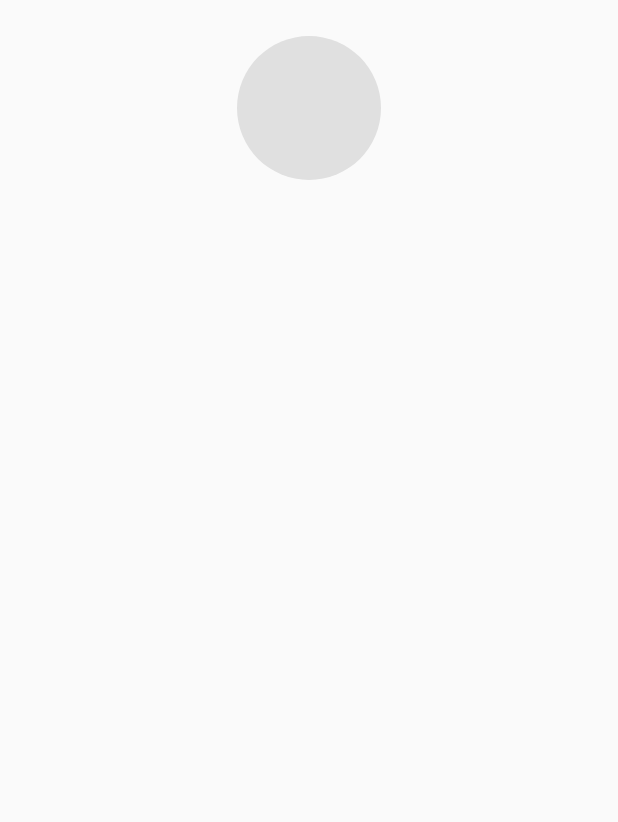
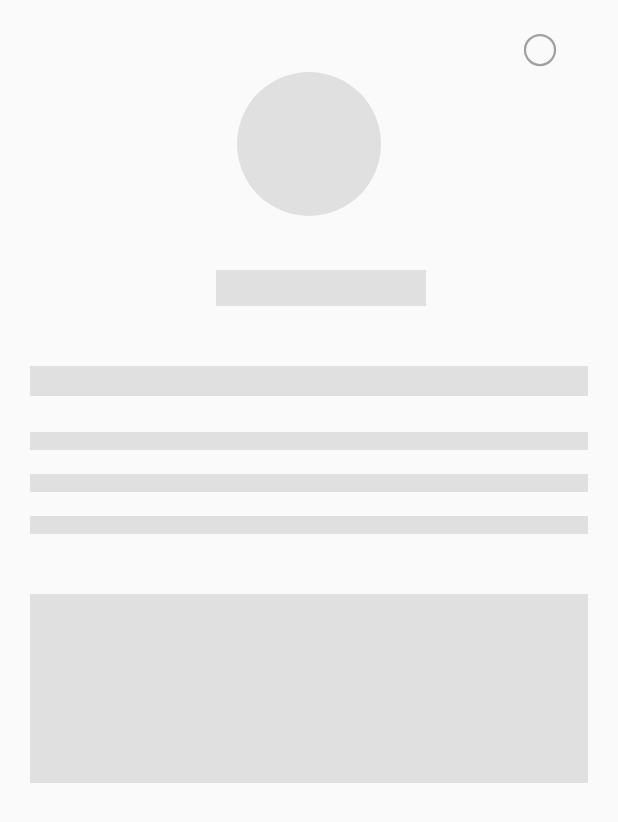
Before and after one commit to prshntpnwr/MaterialDesign, an Android app: the screen it shows after launch (DetailActivity), after a tap on an icon or button, on a phone screen of 412 x 824 dp. Shown: the top 822 px of the screen. Run offline under Robolectric (Android 15) with nearby library versions, the phone set to English and light mode, and no system bars.

Commit message:
style: add toggle drawable and transition animation in detail activity class

```diff
--- a/app/src/main/java/com/example/prashant/materialdesign/ui/DetailActivity.java
+++ b/app/src/main/java/com/example/prashant/materialdesign/ui/DetailActivity.java
@@ -1,8 +1,20 @@
 package com.example.prashant.materialdesign.ui;
 
+import android.support.design.widget.FloatingActionButton;
 import android.support.v7.app.AppCompatActivity;
 import android.os.Bundle;
+import android.transition.Fade;
+import android.transition.Slide;
+import android.transition.Transition;
+import android.transition.TransitionInflater;
+import android.transition.TransitionManager;
+import android.transition.TransitionSet;
+import android.view.Gravity;
 import android.view.View;
+import android.view.ViewGroup;
+import android.view.Window;
+import android.view.animation.AnimationUtils;
+import android.widget.RelativeLayout;
 
 import com.example.prashant.materialdesign.R;
 
@@ -12,6 +24,28 @@ public class DetailActivity extends AppCompatActivity {
     protected void onCreate(Bundle savedInstanceState) {
         super.onCreate(savedInstanceState);
         setContentView(R.layout.activity_detail);
+
+        TransitionSet transitionSet = new TransitionSet();
+        Slide slide = new Slide(Gravity.BOTTOM);
+        slide.setInterpolator(
+                AnimationUtils.loadInterpolator(this, android.R.interpolator.linear_out_slow_in));
+        slide.excludeTarget(android.R.id.statusBarBackground, true);
+        slide.excludeTarget(android.R.id.navigationBarBackground, true);
+        slide.excludeTarget(findViewById(R.id.checkbox), true);
+        slide.excludeTarget(findViewById(R.id.imageView), true);
+        slide.setDuration(400);
+        transitionSet.addTransition(slide);
+
+        Fade fade = new Fade();
+        fade.excludeTarget(android.R.id.statusBarBackground, true);
+        fade.excludeTarget(android.R.id.navigationBarBackground, true);
+        fade.setDuration(100);
+        fade.setStartDelay(300);
+        fade.addTarget(findViewById(R.id.checkbox));
+        transitionSet.addTransition(fade);
+
+        getWindow().setAllowEnterTransitionOverlap(false);
+        getWindow().setEnterTransition(transitionSet);
     }
 
     public void dismiss(View view) {
--- a/app/src/main/java/com/example/prashant/materialdesign/ui/MainActivity.java
+++ b/app/src/main/java/com/example/prashant/materialdesign/ui/MainActivity.java
@@ -3,6 +3,7 @@ package com.example.prashant.materialdesign.ui;
 import android.app.ActivityOptions;
 import android.content.Intent;
 import android.os.Bundle;
+import android.support.design.widget.AppBarLayout;
 import android.support.design.widget.FloatingActionButton;
 import android.support.v4.content.ContextCompat;
 import android.support.v7.app.AppCompatActivity;
@@ -10,6 +11,11 @@ import android.support.v7.widget.DividerItemDecoration;
 import android.support.v7.widget.LinearLayoutManager;
 import android.support.v7.widget.RecyclerView;
 import android.support.v7.widget.Toolbar;
+import android.transition.Explode;
+import android.transition.Fade;
+import android.transition.Slide;
+import android.view.Menu;
+import android.view.MenuItem;
 import android.view.View;
 import android.view.animation.Animation;
 import android.view.animation.AnimationUtils;
@@ -27,6 +33,7 @@ public class MainActivity extends AppCompatActivity
     protected void onCreate(Bundle savedInstanceState) {
         super.onCreate(savedInstanceState);
         setContentView(R.layout.activity_main);
+        AppBarLayout appBar = findViewById(R.id.app_bar);
         Toolbar toolbar = findViewById(R.id.toolbar);
         setSupportActionBar(toolbar);
 
@@ -62,4 +69,15 @@ public class MainActivity extends AppCompatActivity
                 break;
         }
     }
+
+    @Override
+    public boolean onCreateOptionsMenu(Menu menu) {
+        getMenuInflater().inflate(R.menu.menu_main, menu);
+        return super.onCreateOptionsMenu(menu);
+    }
+
+    @Override
+    public boolean onOptionsItemSelected(MenuItem item) {
+        return super.onOptionsItemSelected(item);
+    }
 }
--- /dev/null
+++ b/app/src/main/res/drawable/toggle.xml
@@ -0,0 +1,22 @@
+<?xml version="1.0" encoding="utf-8"?>
+<animated-selector xmlns:android="http://schemas.android.com/apk/res/android">
+    <item
+        android:id="@+id/checked"
+        android:drawable="@drawable/toggle_checked"
+        android:state_checked="true" />
+
+    <item
+        android:id="@+id/unchecked"
+        android:drawable="@drawable/toggle_unchecked" />
+
+    <transition
+        android:drawable="@drawable/toggle_unchecked_checked"
+        android:fromId="@id/unchecked"
+        android:toId="@id/checked" />
+
+    <transition
+        android:drawable="@drawable/toggle_checked_unchecked"
+        android:fromId="@+id/checked"
+        android:toId="@+id/unchecked" />
+
+</animated-selector>
--- /dev/null
+++ b/app/src/main/res/drawable/toggle_checked.xml
@@ -0,0 +1,22 @@
+<?xml version="1.0" encoding="utf-8"?>
+<vector xmlns:android="http://schemas.android.com/apk/res/android"
+    android:width="24dp"
+    android:height="24dp"
+    android:viewportHeight="24"
+    android:viewportWidth="24">
+
+    <path
+        android:name="tick"
+        android:pathData="M7,12.448 L10.254,15.348 L17.265,9"
+        android:strokeColor="#1E9618"
+        android:strokeLineCap="round"
+        android:strokeLineJoin="round"
+        android:strokeWidth="1.5" />
+
+    <path
+        android:name="circle"
+        android:pathData="M12,2 C17.5228,2,22,6.47715,22,12 C22,17.5228,17.5228,22,12,22 C6.47715,22,2,17.5228,2,12 C2,6.47715,6.47715,2,12,2 Z"
+        android:strokeColor="#1E9618"
+        android:strokeWidth="1.5" />
+
+</vector>
--- /dev/null
+++ b/app/src/main/res/drawable/toggle_checked_unchecked.xml
@@ -0,0 +1,29 @@
+<?xml version="1.0" encoding="utf-8"?>
+<animated-vector xmlns:android="http://schemas.android.com/apk/res/android"
+    xmlns:aapt="http://schemas.android.com/aapt"
+    android:drawable="@drawable/toggle_checked">
+
+    <target android:name="tick">
+        <aapt:attr name="android:animation">
+            <objectAnimator
+                android:duration="@android:integer/config_shortAnimTime"
+                android:interpolator="@android:interpolator/decelerate_cubic"
+                android:propertyName="trimPathEnd"
+                android:valueFrom="1"
+                android:valueTo="0"
+                android:valueType="floatType" />
+        </aapt:attr>
+    </target>
+
+    <target android:name="circle">
+        <aapt:attr name="android:animation">
+            <objectAnimator
+                android:duration="@android:integer/config_shortAnimTime"
+                android:interpolator="@android:interpolator/accelerate_decelerate"
+                android:propertyName="strokeColor"
+                android:valueFrom="#1E9618"
+                android:valueTo="#A0A0A0"
+                android:valueType="intType" />
+        </aapt:attr>
+    </target>
+</animated-vector>
--- /dev/null
+++ b/app/src/main/res/drawable/toggle_unchecked.xml
@@ -0,0 +1,14 @@
+<?xml version="1.0" encoding="utf-8"?>
+<vector xmlns:android="http://schemas.android.com/apk/res/android"
+    android:width="24dp"
+    android:height="24dp"
+    android:viewportHeight="24"
+    android:viewportWidth="24">
+
+    <path
+        android:name="circle"
+        android:pathData="M12,2 C17.5228,2,22,6.47715,22,12 C22,17.5228,17.5228,22,12,22 C6.47715,22,2,17.5228,2,12 C2,6.47715,6.47715,2,12,2 Z"
+        android:strokeColor="#A0A0A0"
+        android:strokeWidth="1.5" />
+
+</vector>
--- /dev/null
+++ b/app/src/main/res/drawable/toggle_unchecked_checked.xml
@@ -0,0 +1,29 @@
+<?xml version="1.0" encoding="utf-8"?>
+<animated-vector xmlns:android="http://schemas.android.com/apk/res/android"
+    xmlns:aapt="http://schemas.android.com/aapt"
+    android:drawable="@drawable/toggle_checked">
+
+    <target android:name="tick">
+        <aapt:attr name="android:animation">
+            <objectAnimator
+                android:duration="@android:integer/config_shortAnimTime"
+                android:interpolator="@android:interpolator/accelerate_cubic"
+                android:propertyName="trimPathEnd"
+                android:valueFrom="0"
+                android:valueTo="1"
+                android:valueType="floatType" />
+        </aapt:attr>
+    </target>
+
+    <target android:name="circle">
+        <aapt:attr name="android:animation">
+            <objectAnimator
+                android:duration="@android:integer/config_shortAnimTime"
+                android:interpolator="@android:interpolator/accelerate_decelerate"
+                android:propertyName="strokeColor"
+                android:valueFrom="#A0A0A0"
+                android:valueTo="#1E9618"
+                android:valueType="intType" />
+        </aapt:attr>
+    </target>
+</animated-vector>
--- a/app/src/main/res/layout/activity_detail.xml
+++ b/app/src/main/res/layout/activity_detail.xml
@@ -11,15 +11,82 @@
         android:id="@+id/imageView"
         android:layout_width="96dp"
         android:layout_height="96dp"
-        android:layout_marginEnd="8dp"
-        android:layout_marginStart="8dp"
-        android:layout_marginTop="24dp"
+        android:layout_marginEnd="16dp"
+        android:layout_marginStart="16dp"
+        android:layout_marginTop="48dp"
         android:clickable="true"
+        android:focusable="true"
+        android:transitionName="@string/transition_avatar"
         app:layout_constraintEnd_toEndOf="parent"
         app:layout_constraintStart_toStartOf="parent"
         app:layout_constraintTop_toTopOf="parent"
-        android:transitionName="@string/transition_avatar"
-        app:srcCompat="@drawable/avatar_placeholder"
-        android:focusable="true" />
+        app:srcCompat="@drawable/avatar_placeholder" />
+
+    <View
+        android:id="@+id/title"
+        android:layout_width="140dp"
+        android:layout_height="24dp"
+        android:layout_marginTop="36dp"
+        android:background="@color/content_placeholder"
+        app:layout_constraintEnd_toEndOf="parent"
+        app:layout_constraintHorizontal_bias="0.53"
+        app:layout_constraintStart_toStartOf="parent"
+        app:layout_constraintTop_toBottomOf="@+id/imageView" />
+
+    <LinearLayout
+        android:id="@+id/display"
+        android:layout_width="match_parent"
+        android:layout_height="wrap_content"
+        android:layout_marginEnd="16dp"
+        android:layout_marginStart="16dp"
+        android:layout_marginTop="36dp"
+        android:orientation="vertical"
+        android:padding="4dp"
+        app:layout_constraintStart_toStartOf="parent"
+        app:layout_constraintTop_toBottomOf="@+id/title">
+
+        <TextView
+            android:layout_width="match_parent"
+            android:layout_height="20dp"
+            android:layout_marginBottom="24dp"
+            android:background="@color/content_placeholder" />
+
+        <TextView
+            android:layout_width="match_parent"
+            android:layout_height="12dp"
+            android:layout_marginBottom="16dp"
+            android:background="@color/content_placeholder" />
+
+        <TextView
+            android:layout_width="match_parent"
+            android:layout_height="12dp"
+            android:layout_marginBottom="16dp"
+            android:background="@color/content_placeholder" />
+
+        <TextView
+            android:layout_width="match_parent"
+            android:layout_height="12dp"
+            android:layout_marginBottom="16dp"
+            android:background="@color/content_placeholder" />
+
+        <TextView
+            android:layout_width="match_parent"
+            android:layout_height="126dp"
+            android:layout_marginTop="24dp"
+            android:background="@color/content_placeholder" />
+
+    </LinearLayout>
+
+    <CheckBox
+        android:id="@+id/checkbox"
+        android:layout_width="wrap_content"
+        android:layout_height="wrap_content"
+        android:layout_margin="8dp"
+        android:button="@drawable/toggle"
+        android:gravity="center_vertical|center"
+        android:padding="16dp"
+        android:textColor="@android:color/primary_text_light"
+        app:layout_constraintEnd_toEndOf="parent"
+        app:layout_constraintTop_toTopOf="parent" />
 
 </android.support.constraint.ConstraintLayout>
--- a/app/src/main/res/layout/activity_main.xml
+++ b/app/src/main/res/layout/activity_main.xml
@@ -7,6 +7,7 @@
     tools:context="com.example.prashant.materialdesign.ui.MainActivity">
 
     <android.support.design.widget.AppBarLayout
+        android:id="@+id/app_bar"
         android:layout_width="match_parent"
         android:layout_height="wrap_content"
         android:theme="@style/AppTheme.AppBarOverlay">
--- a/app/src/main/res/menu/menu_main.xml
+++ b/app/src/main/res/menu/menu_main.xml
@@ -3,8 +3,10 @@
     xmlns:tools="http://schemas.android.com/tools"
     tools:context="com.example.prashant.materialdesign.ui.MainActivity">
     <item
-        android:id="@+id/action_settings"
+        android:id="@+id/action_check"
         android:orderInCategory="100"
         android:title="@string/action_settings"
-        app:showAsAction="never" />
+        android:checkable="true"
+        android:actionLayout="@drawable/toggle"
+        app:showAsAction="always" />
 </menu>
--- a/app/src/main/res/values/styles.xml
+++ b/app/src/main/res/values/styles.xml
@@ -31,6 +31,10 @@
 
     <style name="DetailTheme" parent="AppTheme">
         <!-- specify shared element transitions -->
+        <item name="android:windowContentTransitions">true</item>
+        <item name="android:windowAllowEnterTransitionOverlap">false</item>
+        <item name="android:windowAllowReturnTransitionOverlap">false</item>
+        <item name="android:windowSharedElementsUseOverlay">false</item>
         <item name="android:windowSharedElementEnterTransition">@transition/change_image_transform</item>
         <item name="android:windowSharedElementExitTransition">@transition/change_image_transform</item>
     </style>
```
